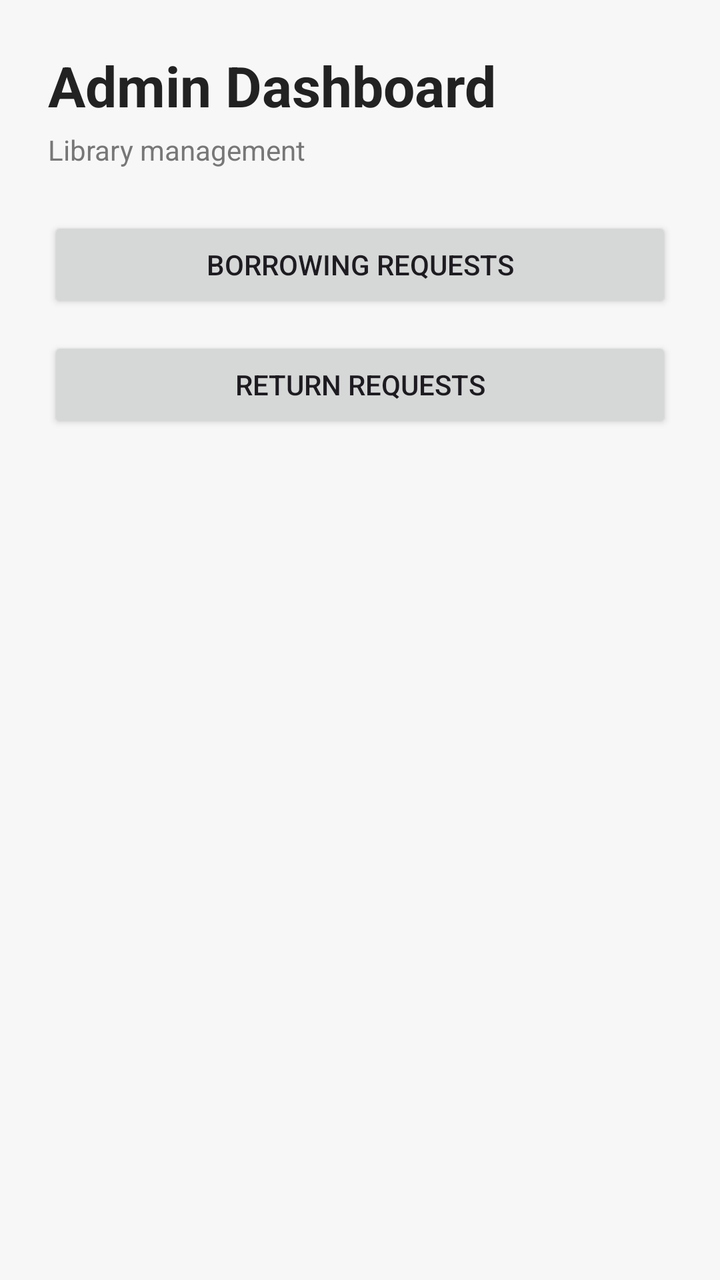
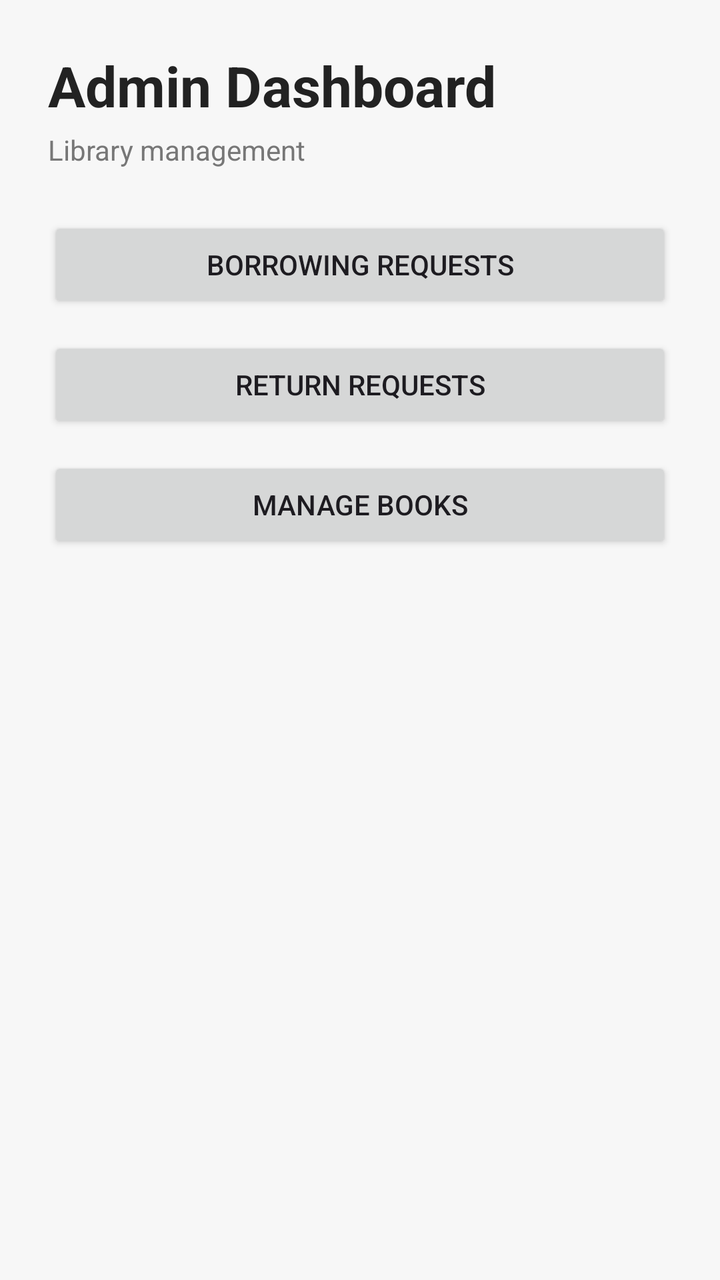

Screens rendered from an Android XML layout before and after an edit, with the pre-edit source and the edit as a unified diff.
<!-- AndroidManifest.xml: application theme Theme.Libri -->
<!-- res/layout/activity_admin.xml -->
<?xml version="1.0" encoding="utf-8"?>
<LinearLayout xmlns:android="http://schemas.android.com/apk/res/android"
    android:layout_width="match_parent"
    android:layout_height="match_parent"
    android:orientation="vertical"
    android:padding="24dp"
    android:background="#F7F7F7">

    <TextView
        android:layout_width="wrap_content"
        android:layout_height="wrap_content"
        android:text="Admin Dashboard"
        android:textSize="28sp"
        android:textStyle="bold"
        android:textColor="#222222" />

    <TextView
        android:layout_width="wrap_content"
        android:layout_height="wrap_content"
        android:layout_marginTop="4dp"
        android:text="Library management"
        android:textSize="14sp"
        android:textColor="#777777" />

    <Button
        android:id="@+id/buttonBorrowingRequests"
        android:layout_width="match_parent"
        android:layout_height="wrap_content"
        android:layout_marginTop="24dp"
        android:text="Borrowing Requests" />

    <Button
        android:id="@+id/buttonReturnRequests"
        android:layout_width="match_parent"
        android:layout_height="wrap_content"
        android:layout_marginTop="12dp"
        android:text="Return Requests" />

</LinearLayout>
<!-- resources referenced by this layout -->
<resources>
  <style name="Theme.Libri" parent="Base.Theme.Libri" />
  <style name="Base.Theme.Libri" parent="Theme.Material3.DayNight.NoActionBar">
          
          
      </style>
</resources>

<!-- the commit's change to res/layout/activity_admin.xml (unified diff, before → after) -->
@@ -36,4 +36,11 @@
         android:layout_marginTop="12dp"
         android:text="Return Requests" />
 
+    <Button
+        android:id="@+id/buttonManageBooks"
+        android:layout_width="match_parent"
+        android:layout_height="wrap_content"
+        android:layout_marginTop="12dp"
+        android:text="Manage Books" />
+
 </LinearLayout>
